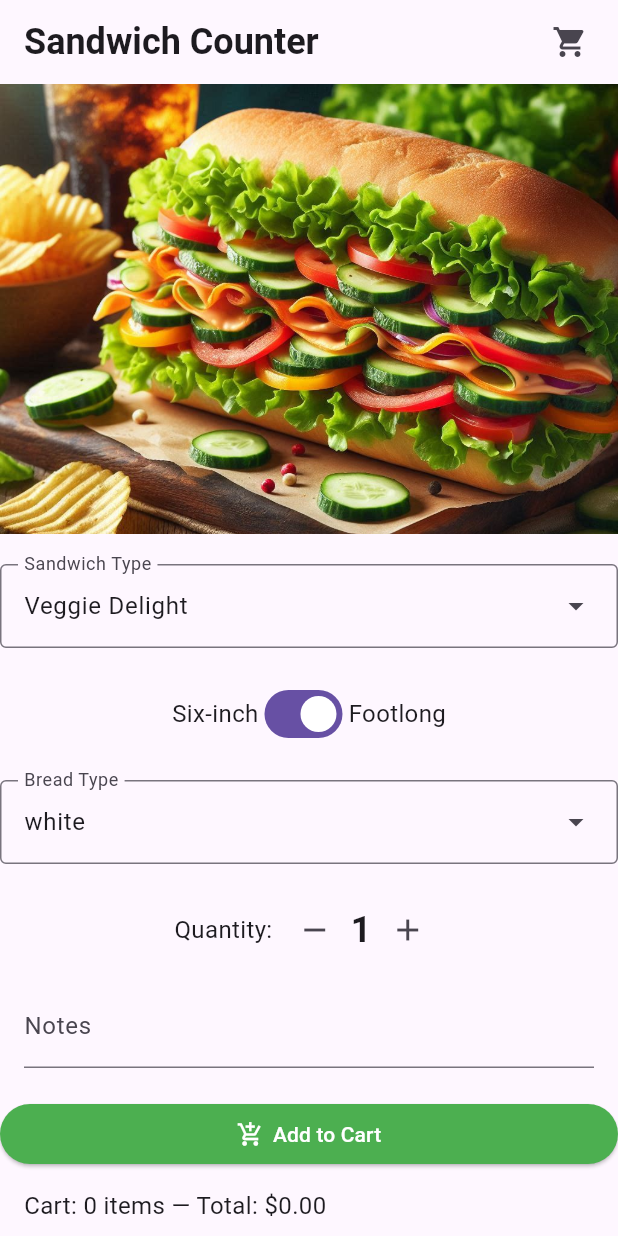
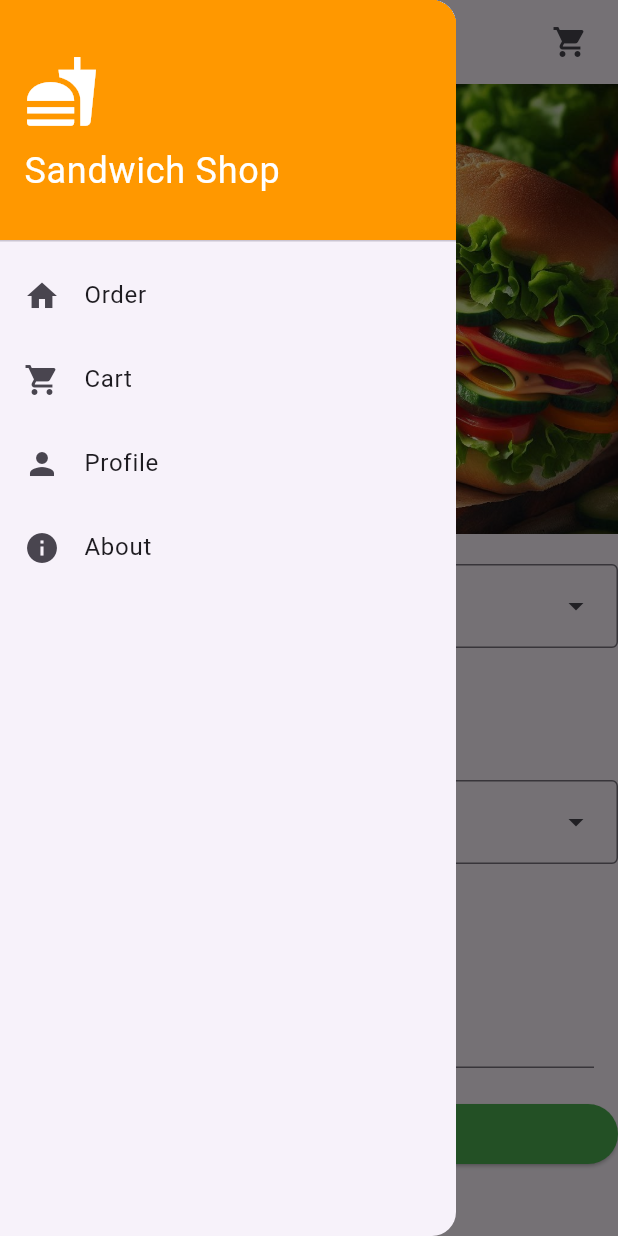
Before and after one commit to AbigailHinchliffe/sandwich, a Flutter app: the screen it shows after launch, with the side drawer open (before the commit the screen has no drawer), on a phone screen of 412 x 824 dp. Run offline on Flutter 3.47's test engine with Material 3 defaults, Android fonts, the phone set to English and light mode, and no system bars.

Commit message:
Added drawer widget & condensed code

```diff
--- a/lib/main.dart
+++ b/lib/main.dart
@@ -5,9 +5,8 @@ import 'package:sandwich/models/cart.dart';
 import 'package:sandwich/models/sandwich.dart';
 import 'package:sandwich/views/cart_view.dart' as cart_view;
 import 'package:sandwich/views/checkout_screen.dart';
-import 'package:sandwich/views/profile_screen.dart';
-export 'package:sandwich/views/profile_screen.dart';
 import 'package:sandwich/views/about_screen.dart';
+import 'package:sandwich/widgets/app_drawer.dart';
 
 void main() {
   runApp(const App());
@@ -340,6 +339,7 @@ class _OrderScreenState extends State<OrderScreen> {
           const SizedBox(width: 8),
         ],
       ),
+      drawer: AppDrawer(cart: _cart, maxQuantity: widget.maxQuantity),
       body: Center(
         child: SingleChildScrollView(
           child: Column(
@@ -617,27 +617,6 @@ class _OrderScreenState extends State<OrderScreen> {
                     style: normalText),
               ),
               const SizedBox(height: 20),
-              Padding(
-                padding: const EdgeInsets.symmetric(horizontal: 16.0),
-                child: TextButton(
-                  key: const Key('open_profile'),
-                  onPressed: () {
-                    Navigator.of(context).push(
-                      MaterialPageRoute(
-                        builder: (_) => const ProfileScreen(),
-                      ),
-                    );
-                  },
-                  child: const Text(
-                    'Open Profile',
-                    style: TextStyle(
-                      fontSize: 16,
-                      decoration: TextDecoration.underline,
-                    ),
-                  ),
-                ),
-              ),
-              const SizedBox(height: 20),
             ],
           ),
         ),
@@ -895,6 +874,7 @@ class _CartScreenState extends State<CartScreen> {
           ),
         ],
       ),
+      drawer: AppDrawer(cart: widget.cart, maxQuantity: widget.maxQuantity),
       body: Column(
         children: [
           Expanded(
--- a/lib/views/about_screen.dart
+++ b/lib/views/about_screen.dart
@@ -1,5 +1,6 @@
 import 'package:flutter/material.dart';
 import 'package:sandwich/views/app_styles.dart';
+import 'package:sandwich/widgets/app_drawer.dart';
 
 class AboutScreen extends StatelessWidget {
   const AboutScreen({super.key});
@@ -10,6 +11,7 @@ class AboutScreen extends StatelessWidget {
       appBar: AppBar(
         title: const Text('About Us', style: heading1),
       ),
+      drawer: const AppDrawer(),
       body: const Padding(
         padding: EdgeInsets.all(16.0),
         child: Column(
--- a/lib/views/checkout_screen.dart
+++ b/lib/views/checkout_screen.dart
@@ -1,6 +1,7 @@
 import 'package:flutter/material.dart';
 import 'package:sandwich/views/app_styles.dart';
 import 'package:sandwich/models/cart.dart';
+import 'package:sandwich/widgets/app_drawer.dart';
 
 class CheckoutScreen extends StatefulWidget {
   final Cart cart;
@@ -123,6 +124,7 @@ class _CheckoutScreenState extends State<CheckoutScreen> {
       appBar: AppBar(
         title: const Text('Checkout', style: heading1),
       ),
+      drawer: AppDrawer(cart: widget.cart),
       body: Padding(
         padding: const EdgeInsets.symmetric(horizontal: 16.0),
         child: Column(
--- a/lib/views/profile_screen.dart
+++ b/lib/views/profile_screen.dart
@@ -1,5 +1,6 @@
 import 'package:flutter/material.dart';
 import 'package:sandwich/views/app_styles.dart';
+import 'package:sandwich/widgets/app_drawer.dart';
 
 class ProfileScreen extends StatefulWidget {
   const ProfileScreen({super.key});
@@ -50,6 +51,7 @@ class _ProfileScreenState extends State<ProfileScreen> {
       appBar: AppBar(
         title: const Text('Profile', style: heading1),
       ),
+      drawer: const AppDrawer(),
       body: Padding(
         padding: const EdgeInsets.all(16.0),
         child: Column(
--- /dev/null
+++ b/lib/widgets/app_drawer.dart
@@ -0,0 +1,87 @@
+import 'package:flutter/material.dart';
+import 'package:sandwich/views/profile_screen.dart';
+import 'package:sandwich/models/cart.dart';
+import 'package:sandwich/main.dart';
+
+class AppDrawer extends StatelessWidget {
+  final Cart? cart;
+  final int? maxQuantity;
+
+  const AppDrawer({super.key, this.cart, this.maxQuantity});
+
+  @override
+  Widget build(BuildContext context) {
+    return Drawer(
+      child: ListView(
+        padding: EdgeInsets.zero,
+        children: [
+          const DrawerHeader(
+            decoration: BoxDecoration(color: Colors.orange),
+            child: Column(
+              crossAxisAlignment: CrossAxisAlignment.start,
+              mainAxisAlignment: MainAxisAlignment.center,
+              children: [
+                Icon(Icons.fastfood, size: 50, color: Colors.white),
+                SizedBox(height: 10),
+                Text(
+                  'Sandwich Shop',
+                  style: TextStyle(color: Colors.white, fontSize: 24),
+                ),
+              ],
+            ),
+          ),
+          ListTile(
+            key: const Key('drawer_order'),
+            leading: const Icon(Icons.home),
+            title: const Text('Order'),
+            onTap: () {
+              Navigator.pop(context); // Close drawer
+              // Pop until we reach the home screen
+              Navigator.popUntil(context, (route) => route.isFirst);
+            },
+          ),
+          ListTile(
+            key: const Key('drawer_cart'),
+            leading: const Icon(Icons.shopping_cart),
+            title: const Text('Cart'),
+            onTap: () {
+              Navigator.pop(context); // Close drawer
+              if (cart != null) {
+                Navigator.push(
+                  context,
+                  MaterialPageRoute(
+                    builder: (_) => CartScreen(
+                      cart: cart!,
+                      maxQuantity: maxQuantity ?? 10,
+                    ),
+                  ),
+                );
+              }
+            },
+          ),
+          ListTile(
+            key: const Key('drawer_profile'),
+            leading: const Icon(Icons.person),
+            title: const Text('Profile'),
+            onTap: () {
+              Navigator.pop(context); // Close drawer
+              Navigator.push(
+                context,
+                MaterialPageRoute(builder: (_) => const ProfileScreen()),
+              );
+            },
+          ),
+          ListTile(
+            key: const Key('drawer_about'),
+            leading: const Icon(Icons.info),
+            title: const Text('About'),
+            onTap: () {
+              Navigator.pop(context); // Close drawer
+              Navigator.pushNamed(context, '/about');
+            },
+          ),
+        ],
+      ),
+    );
+  }
+}
```
Also changed, not shown: 3 other files.
